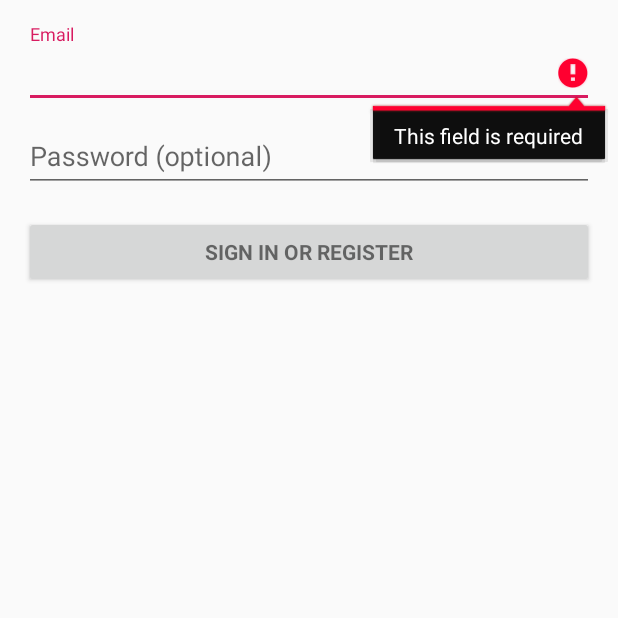
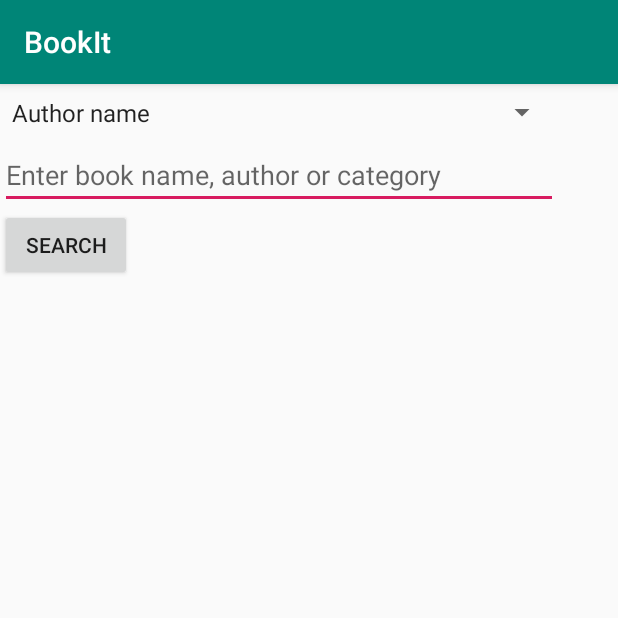
Before and after one commit to ProfSJonalista/BookIt, an Android app: the screen it shows after launch (StartActivity before the commit, MainActivity after it), after a tap on "SIGN IN OR REGISTER", on a phone screen of 412 x 824 dp, the top half of it. Run offline under Robolectric (Android 15) with nearby library versions, the light colour scheme and no system bars; 2 statements that could not run were skipped.

Commit message:
Added new activity - search

```diff
--- a/app/build.gradle
+++ b/app/build.gradle
@@ -22,6 +22,7 @@ dependencies {
     implementation fileTree(dir: 'libs', include: ['*.jar'])
     implementation 'com.android.support:appcompat-v7:28.0.0'
     implementation 'com.android.support:design:28.0.0'
+    implementation 'com.android.support.constraint:constraint-layout:1.1.3'
     testImplementation 'junit:junit:4.12'
     androidTestImplementation 'com.android.support.test:runner:1.0.2'
     androidTestImplementation 'com.android.support.test.espresso:espresso-core:3.0.2'
--- a/app/src/main/AndroidManifest.xml
+++ b/app/src/main/AndroidManifest.xml
@@ -1,6 +1,7 @@
 <?xml version="1.0" encoding="utf-8"?>
 <manifest xmlns:android="http://schemas.android.com/apk/res/android"
     package="main.bookit">
+
     <!-- To auto-complete the email text field in the login form with the user's emails -->
     <uses-permission android:name="android.permission.GET_ACCOUNTS" />
     <uses-permission android:name="android.permission.READ_PROFILE" />
@@ -22,6 +23,7 @@
                 <category android:name="android.intent.category.LAUNCHER" />
             </intent-filter>
         </activity>
+        <activity android:name=".MainActivity"></activity>
     </application>
 
 </manifest>
--- /dev/null
+++ b/app/src/main/java/main/bookit/MainActivity.java
@@ -0,0 +1,23 @@
+package main.bookit;
+
+import android.support.v7.app.AppCompatActivity;
+import android.os.Bundle;
+import android.widget.ArrayAdapter;
+import android.widget.Spinner;
+
+public class MainActivity extends AppCompatActivity {
+
+
+    @Override
+    protected void onCreate(Bundle savedInstanceState) {
+        super.onCreate(savedInstanceState);
+        setContentView(R.layout.activity_main);
+        Spinner categorySpinner = findViewById(R.id.categorySpinner);
+
+        ArrayAdapter<CharSequence> adapter = ArrayAdapter.createFromResource(this,
+                R.array.category_array, android.R.layout.simple_spinner_item);
+
+        adapter.setDropDownViewResource(android.R.layout.simple_spinner_dropdown_item);
+        categorySpinner.setAdapter(adapter);
+    }
+}
--- a/app/src/main/java/main/bookit/StartActivity.java
+++ b/app/src/main/java/main/bookit/StartActivity.java
@@ -3,6 +3,7 @@ package main.bookit;
 import android.animation.Animator;
 import android.animation.AnimatorListenerAdapter;
 import android.annotation.TargetApi;
+import android.content.Intent;
 import android.content.pm.PackageManager;
 import android.support.annotation.NonNull;
 import android.support.design.widget.Snackbar;
@@ -22,6 +23,8 @@ import android.text.TextUtils;
 import android.view.KeyEvent;
 import android.view.View;
 import android.view.View.OnClickListener;
+import android.view.Window;
+import android.view.WindowManager;
 import android.view.inputmethod.EditorInfo;
 import android.widget.ArrayAdapter;
 import android.widget.AutoCompleteTextView;
@@ -86,7 +89,9 @@ public class StartActivity extends AppCompatActivity implements LoaderCallbacks<
         mEmailSignInButton.setOnClickListener(new OnClickListener() {
             @Override
             public void onClick(View view) {
-                attemptLogin();
+                //attemptLogin();
+                //opens new Activity
+                startActivity(new Intent(StartActivity.this, MainActivity.class));
             }
         });
 
--- /dev/null
+++ b/app/src/main/res/layout/activity_main.xml
@@ -0,0 +1,34 @@
+<?xml version="1.0" encoding="utf-8"?>
+<android.widget.GridLayout xmlns:android="http://schemas.android.com/apk/res/android"
+    xmlns:app="http://schemas.android.com/apk/res-auto"
+    xmlns:tools="http://schemas.android.com/tools"
+    android:layout_width="match_parent"
+    android:layout_height="match_parent"
+    tools:context=".MainActivity">
+
+    <Spinner
+        android:id="@+id/categorySpinner"
+        android:layout_width="372dp"
+        android:layout_height="38dp"
+        android:layout_row="0"
+        android:layout_column="0" />
+
+    <EditText
+        android:id="@+id/searchBox"
+        android:layout_width="372dp"
+        android:layout_height="wrap_content"
+        android:layout_row="1"
+        android:layout_column="0"
+        android:ems="10"
+        android:hint="@string/searchBoxHint"
+        android:inputType="textPersonName" />
+
+    <Button
+        android:id="@+id/searchButton"
+        android:layout_width="wrap_content"
+        android:layout_height="wrap_content"
+        android:layout_row="2"
+        android:layout_column="0"
+        android:text="@string/searchButtonName" />
+
+</android.widget.GridLayout>
--- a/app/src/main/res/values/strings.xml
+++ b/app/src/main/res/values/strings.xml
@@ -12,4 +12,12 @@
     <string name="permission_rationale">"Contacts permissions are needed for providing email
         completions."
     </string>
+    <string name="searchBoxHint">Enter book name, author or category</string>
+    <string name="searchButtonName">Search</string>
+
+    <string-array name="category_array">
+        <item>Author name</item>
+        <item>Book name</item>
+        <item>Category</item>
+    </string-array>
 </resources>
--- a/app/src/main/res/values/styles.xml
+++ b/app/src/main/res/values/styles.xml
@@ -4,7 +4,7 @@
     Base application theme.
     To enable title bar, change NoActionBar to DarkActionBar
     -->
-    <style name="AppTheme" parent="Theme.AppCompat.Light.NoActionBar">
+    <style name="AppTheme" parent="Theme.AppCompat.Light.DarkActionBar">
         <!-- Customize your theme here. -->
         <item name="colorPrimary">@color/colorPrimary</item>
         <item name="colorPrimaryDark">@color/colorPrimaryDark</item>
```
